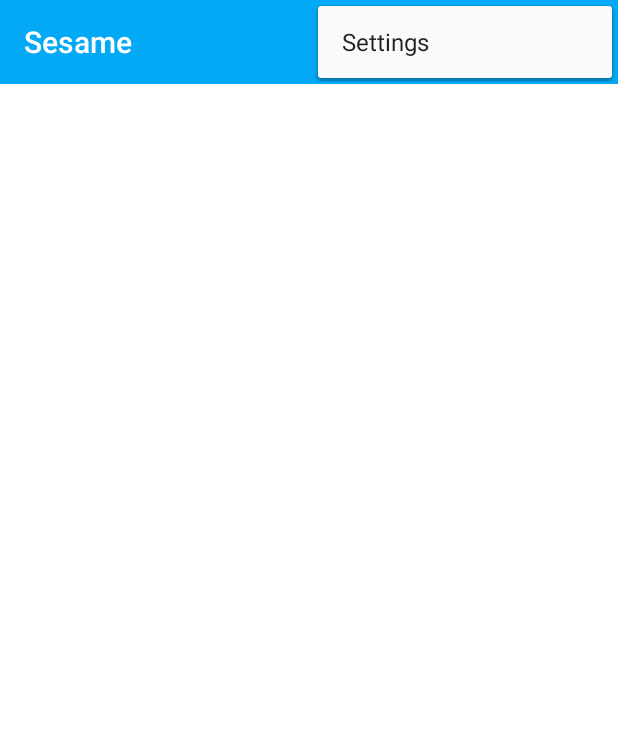
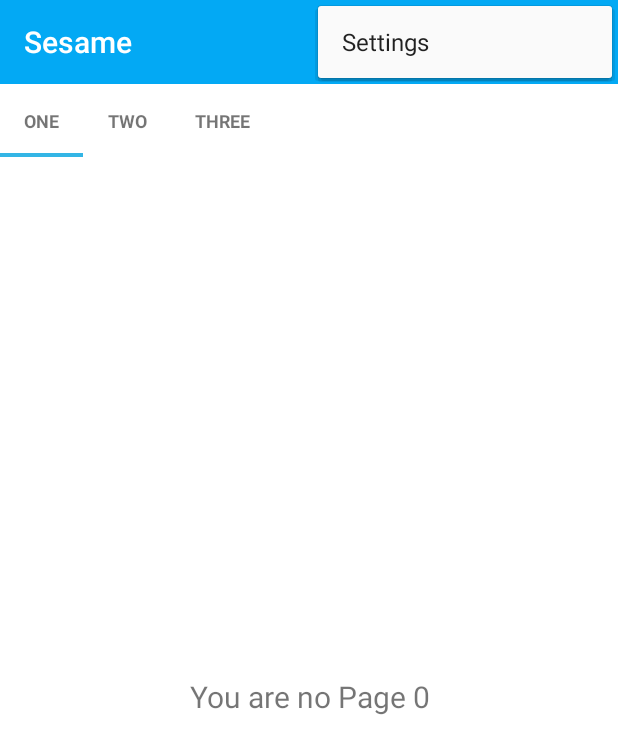
Before and after one commit to serence/Serence, an Android app: the screen it shows after launch (MainActivity), with the options menu open, on a phone screen of 412 x 824 dp. Shown: the top 754 px of the screen. Run offline under Robolectric (Android 15) with nearby library versions, the phone set to English and light mode, and no system bars; 2 statements that could not run were skipped.

Commit message:
Added Sliding Tabs Layout

```diff
--- a/app/src/main/java/org/nganga/sesame/MainActivity.java
+++ b/app/src/main/java/org/nganga/sesame/MainActivity.java
@@ -1,18 +1,32 @@
 package org.nganga.sesame;
 
 import android.content.Intent;
+import android.support.annotation.Nullable;
+import android.support.v4.app.Fragment;
+import android.support.v4.app.FragmentManager;
+import android.support.v4.app.FragmentPagerAdapter;
+import android.support.v4.view.ViewPager;
 import android.support.v4.widget.DrawerLayout;
 import android.support.v7.app.ActionBarActivity;
 import android.os.Bundle;
 import android.support.v7.widget.Toolbar;
+import android.view.LayoutInflater;
 import android.view.Menu;
 import android.view.MenuItem;
 import android.view.View;
+import android.view.ViewGroup;
+import android.widget.TextView;
+
+import org.nganga.sesame.tabs.SlidingTabLayout;
 
 
 public class MainActivity extends ActionBarActivity  {
 
     private Toolbar toolbar;
+
+    private SlidingTabLayout mTabs;
+    private ViewPager mPager;
+    String[] tabs;
 
     @Override
     protected void onCreate(Bundle savedInstanceState) {
@@ -24,7 +38,12 @@ public class MainActivity extends ActionBarActivity  {
 
         getSupportActionBar().setDisplayShowHomeEnabled(true);
         NavigationDrawerFragment drawerFragment = (NavigationDrawerFragment) getFragmentManager().findFragmentById(R.id.fragment_navigation_drawer);
-        drawerFragment.setUp(R.id.fragment_navigation_drawer, (DrawerLayout) findViewById(R.id.drawerLayout), toolbar);
+        drawerFragment.setUp(R.id.fragment_navigation_drawer, (DrawerLayout) findViewById(R.id.drawer_layout), toolbar);
+
+        mPager = (ViewPager) findViewById(R.id.viewPager);
+        mPager.setAdapter(new MyPagerAdapter(getSupportFragmentManager()));
+        mTabs = (SlidingTabLayout) findViewById(R.id.tabs);
+        mTabs.setViewPager(mPager);
     }
 
     @Override
@@ -55,4 +74,54 @@ public class MainActivity extends ActionBarActivity  {
     }
 
 
+    class MyPagerAdapter extends FragmentPagerAdapter {
+
+        public MyPagerAdapter(FragmentManager fm) {
+            super(fm);
+            tabs = getResources().getStringArray(R.array.tabs);
+
+        }
+
+        @Override
+        public Fragment getItem(int position) {
+            MyFragment myFragment = MyFragment.getInstance(position);
+            return myFragment;
+        }
+
+        @Override
+        public CharSequence getPageTitle(int position) {
+            return tabs[position];
+        }
+
+        @Override
+        public int getCount() {
+            return 3;
+        }
+    }
+
+    public static class MyFragment extends Fragment{
+
+        public static MyFragment getInstance(int position){
+            MyFragment myFragment = new MyFragment();
+            Bundle args = new Bundle();
+            args.putInt("position", position);
+            myFragment.setArguments(args);
+            return myFragment;
+        }
+
+        @Override
+        public View onCreateView(LayoutInflater inflater, ViewGroup container, Bundle savedInstanceState) {
+
+            View layout = inflater.inflate(R.layout.my_fragment, container, false);
+            TextView textView = (TextView) layout.findViewById(R.id.tabFragmentText);
+            Bundle bundle = getArguments();
+
+            if (bundle != null) {
+
+                textView.setText("You are no Page " + bundle.getInt("position"));
+            }
+
+            return layout;
+        }
+    }
 }
--- /dev/null
+++ b/app/src/main/java/org/nganga/sesame/tabs/SlidingTabLayout.java
@@ -0,0 +1,309 @@
+package org.nganga.sesame.tabs;
+
+/**
+ * Created by nganga on 9/22/15.
+ */
+import android.content.Context;
+import android.graphics.Typeface;
+import android.os.Build;
+import android.support.v4.view.PagerAdapter;
+import android.support.v4.view.ViewPager;
+import android.util.AttributeSet;
+import android.util.SparseArray;
+import android.util.TypedValue;
+import android.view.Gravity;
+import android.view.LayoutInflater;
+import android.view.View;
+import android.view.ViewGroup;
+import android.widget.HorizontalScrollView;
+import android.widget.LinearLayout;
+import android.widget.TextView;
+
+/**
+ * To be used with ViewPager to provide a tab indicator component which give constant feedback as to
+ * the user's scroll progress.
+ * <p>
+ * To use the component, simply add it to your view hierarchy. Then in your
+ * {@link android.app.Activity} or {@link android.support.v4.app.Fragment} call
+ * {@link #setViewPager(ViewPager)} providing it the ViewPager this layout is being used for.
+ * <p>
+ * The colors can be customized in two ways. The first and simplest is to provide an array of colors
+ * via {@link #setSelectedIndicatorColors(int...)}. The
+ * alternative is via the {@link TabColorizer} interface which provides you complete control over
+ * which color is used for any individual position.
+ * <p>
+ * The views used as tabs can be customized by calling {@link #setCustomTabView(int, int)},
+ * providing the layout ID of your custom layout.
+ */
+public class SlidingTabLayout extends HorizontalScrollView {
+    /**
+     * Allows complete control over the colors drawn in the tab layout. Set with
+     * {@link #setCustomTabColorizer(TabColorizer)}.
+     */
+    public interface TabColorizer {
+
+        /**
+         * @return return the color of the indicator used when {@code position} is selected.
+         */
+        int getIndicatorColor(int position);
+
+    }
+
+    private static final int TITLE_OFFSET_DIPS = 24;
+    private static final int TAB_VIEW_PADDING_DIPS = 16;
+    private static final int TAB_VIEW_TEXT_SIZE_SP = 12;
+
+    private int mTitleOffset;
+
+    private int mTabViewLayoutId;
+    private int mTabViewTextViewId;
+    private boolean mDistributeEvenly;
+
+    private ViewPager mViewPager;
+    private SparseArray<String> mContentDescriptions = new SparseArray<String>();
+    private ViewPager.OnPageChangeListener mViewPagerPageChangeListener;
+
+    private final SlidingTabStrip mTabStrip;
+
+    public SlidingTabLayout(Context context) {
+        this(context, null);
+    }
+
+    public SlidingTabLayout(Context context, AttributeSet attrs) {
+        this(context, attrs, 0);
+    }
+
+    public SlidingTabLayout(Context context, AttributeSet attrs, int defStyle) {
+        super(context, attrs, defStyle);
+
+        // Disable the Scroll Bar
+        setHorizontalScrollBarEnabled(false);
+        // Make sure that the Tab Strips fills this View
+        setFillViewport(true);
+
+        mTitleOffset = (int) (TITLE_OFFSET_DIPS * getResources().getDisplayMetrics().density);
+
+        mTabStrip = new SlidingTabStrip(context);
+        addView(mTabStrip, LayoutParams.MATCH_PARENT, LayoutParams.WRAP_CONTENT);
+    }
+
+    /**
+     * Set the custom {@link TabColorizer} to be used.
+     *
+     * If you only require simple custmisation then you can use
+     * {@link #setSelectedIndicatorColors(int...)} to achieve
+     * similar effects.
+     */
+    public void setCustomTabColorizer(TabColorizer tabColorizer) {
+        mTabStrip.setCustomTabColorizer(tabColorizer);
+    }
+
+    public void setDistributeEvenly(boolean distributeEvenly) {
+        mDistributeEvenly = distributeEvenly;
+    }
+
+    /**
+     * Sets the colors to be used for indicating the selected tab. These colors are treated as a
+     * circular array. Providing one color will mean that all tabs are indicated with the same color.
+     */
+    public void setSelectedIndicatorColors(int... colors) {
+        mTabStrip.setSelectedIndicatorColors(colors);
+    }
+
+    /**
+     * Set the {@link ViewPager.OnPageChangeListener}. When using {@link SlidingTabLayout} you are
+     * required to set any {@link ViewPager.OnPageChangeListener} through this method. This is so
+     * that the layout can update it's scroll position correctly.
+     *
+     * @see ViewPager#setOnPageChangeListener(ViewPager.OnPageChangeListener)
+     */
+    public void setOnPageChangeListener(ViewPager.OnPageChangeListener listener) {
+        mViewPagerPageChangeListener = listener;
+    }
+
+    /**
+     * Set the custom layout to be inflated for the tab views.
+     *
+     * @param layoutResId Layout id to be inflated
+     * @param textViewId id of the {@link TextView} in the inflated view
+     */
+    public void setCustomTabView(int layoutResId, int textViewId) {
+        mTabViewLayoutId = layoutResId;
+        mTabViewTextViewId = textViewId;
+    }
+
+    /**
+     * Sets the associated view pager. Note that the assumption here is that the pager content
+     * (number of tabs and tab titles) does not change after this call has been made.
+     */
+    public void setViewPager(ViewPager viewPager) {
+        mTabStrip.removeAllViews();
+
+        mViewPager = viewPager;
+        if (viewPager != null) {
+            viewPager.setOnPageChangeListener(new InternalViewPagerListener());
+            populateTabStrip();
+        }
+    }
+
+    /**
+     * Create a default view to be used for tabs. This is called if a custom tab view is not set via
+     * {@link #setCustomTabView(int, int)}.
+     */
+    protected TextView createDefaultTabView(Context context) {
+        TextView textView = new TextView(context);
+        textView.setGravity(Gravity.CENTER);
+        textView.setTextSize(TypedValue.COMPLEX_UNIT_SP, TAB_VIEW_TEXT_SIZE_SP);
+        textView.setTypeface(Typeface.DEFAULT_BOLD);
+        textView.setLayoutParams(new LinearLayout.LayoutParams(
+                ViewGroup.LayoutParams.WRAP_CONTENT, ViewGroup.LayoutParams.WRAP_CONTENT));
+
+        TypedValue outValue = new TypedValue();
+        getContext().getTheme().resolveAttribute(android.R.attr.selectableItemBackground,
+                outValue, true);
+        textView.setBackgroundResource(outValue.resourceId);
+        textView.setAllCaps(true);
+
+        int padding = (int) (TAB_VIEW_PADDING_DIPS * getResources().getDisplayMetrics().density);
+        textView.setPadding(padding, padding, padding, padding);
+
+        return textView;
+    }
+
+    private void populateTabStrip() {
+        final PagerAdapter adapter = mViewPager.getAdapter();
+        final View.OnClickListener tabClickListener = new TabClickListener();
+
+        for (int i = 0; i < adapter.getCount(); i++) {
+            View tabView = null;
+            TextView tabTitleView = null;
+
+            if (mTabViewLayoutId != 0) {
+                // If there is a custom tab view layout id set, try and inflate it
+                tabView = LayoutInflater.from(getContext()).inflate(mTabViewLayoutId, mTabStrip,
+                        false);
+                tabTitleView = (TextView) tabView.findViewById(mTabViewTextViewId);
+            }
+
+            if (tabView == null) {
+                tabView = createDefaultTabView(getContext());
+            }
+
+            if (tabTitleView == null && TextView.class.isInstance(tabView)) {
+                tabTitleView = (TextView) tabView;
+            }
+
+            if (mDistributeEvenly) {
+                LinearLayout.LayoutParams lp = (LinearLayout.LayoutParams) tabView.getLayoutParams();
+                lp.width = 0;
+                lp.weight = 1;
+            }
+
+            tabTitleView.setText(adapter.getPageTitle(i));
+            tabView.setOnClickListener(tabClickListener);
+            String desc = mContentDescriptions.get(i, null);
+            if (desc != null) {
+                tabView.setContentDescription(desc);
+            }
+
+            mTabStrip.addView(tabView);
+            if (i == mViewPager.getCurrentItem()) {
+                tabView.setSelected(true);
+            }
+        }
+    }
+
+    public void setContentDescription(int i, String desc) {
+        mContentDescriptions.put(i, desc);
+    }
+
+    @Override
+    protected void onAttachedToWindow() {
+        super.onAttachedToWindow();
+
+        if (mViewPager != null) {
+            scrollToTab(mViewPager.getCurrentItem(), 0);
+        }
+    }
+
+    private void scrollToTab(int tabIndex, int positionOffset) {
+        final int tabStripChildCount = mTabStrip.getChildCount();
+        if (tabStripChildCount == 0 || tabIndex < 0 || tabIndex >= tabStripChildCount) {
+            return;
+        }
+
+        View selectedChild = mTabStrip.getChildAt(tabIndex);
+        if (selectedChild != null) {
+            int targetScrollX = selectedChild.getLeft() + positionOffset;
+
+            if (tabIndex > 0 || positionOffset > 0) {
+                // If we're not at the first child and are mid-scroll, make sure we obey the offset
+                targetScrollX -= mTitleOffset;
+            }
+
+            scrollTo(targetScrollX, 0);
+        }
+    }
+
+    private class InternalViewPagerListener implements ViewPager.OnPageChangeListener {
+        private int mScrollState;
+
+        @Override
+        public void onPageScrolled(int position, float positionOffset, int positionOffsetPixels) {
+            int tabStripChildCount = mTabStrip.getChildCount();
+            if ((tabStripChildCount == 0) || (position < 0) || (position >= tabStripChildCount)) {
+                return;
+            }
+
+            mTabStrip.onViewPagerPageChanged(position, positionOffset);
+
+            View selectedTitle = mTabStrip.getChildAt(position);
+            int extraOffset = (selectedTitle != null)
+                    ? (int) (positionOffset * selectedTitle.getWidth())
+                    : 0;
+            scrollToTab(position, extraOffset);
+
+            if (mViewPagerPageChangeListener != null) {
+                mViewPagerPageChangeListener.onPageScrolled(position, positionOffset,
+                        positionOffsetPixels);
+            }
+        }
+
+        @Override
+        public void onPageScrollStateChanged(int state) {
+            mScrollState = state;
+
+            if (mViewPagerPageChangeListener != null) {
+                mViewPagerPageChangeListener.onPageScrollStateChanged(state);
+            }
+        }
+
+        @Override
+        public void onPageSelected(int position) {
+            if (mScrollState == ViewPager.SCROLL_STATE_IDLE) {
+                mTabStrip.onViewPagerPageChanged(position, 0f);
+                scrollToTab(position, 0);
+            }
+            for (int i = 0; i < mTabStrip.getChildCount(); i++) {
+                mTabStrip.getChildAt(i).setSelected(position == i);
+            }
+            if (mViewPagerPageChangeListener != null) {
+                mViewPagerPageChangeListener.onPageSelected(position);
+            }
+        }
+
+    }
+
+    private class TabClickListener implements View.OnClickListener {
+        @Override
+        public void onClick(View v) {
+            for (int i = 0; i < mTabStrip.getChildCount(); i++) {
+                if (v == mTabStrip.getChildAt(i)) {
+                    mViewPager.setCurrentItem(i);
+                    return;
+                }
+            }
+        }
+    }
+
+}
--- /dev/null
+++ b/app/src/main/java/org/nganga/sesame/tabs/SlidingTabStrip.java
@@ -0,0 +1,155 @@
+package org.nganga.sesame.tabs;
+
+/**
+ * Created by nganga on 9/22/15.
+ */
+import android.R;
+import android.content.Context;
+import android.graphics.Canvas;
+import android.graphics.Color;
+import android.graphics.Paint;
+import android.util.AttributeSet;
+import android.util.TypedValue;
+import android.view.View;
+import android.widget.LinearLayout;
+
+class SlidingTabStrip extends LinearLayout {
+
+    private static final int DEFAULT_BOTTOM_BORDER_THICKNESS_DIPS = 0;
+    private static final byte DEFAULT_BOTTOM_BORDER_COLOR_ALPHA = 0x26;
+    private static final int SELECTED_INDICATOR_THICKNESS_DIPS = 3;
+    private static final int DEFAULT_SELECTED_INDICATOR_COLOR = 0xFF33B5E5;
+
+    private final int mBottomBorderThickness;
+    private final Paint mBottomBorderPaint;
+
+    private final int mSelectedIndicatorThickness;
+    private final Paint mSelectedIndicatorPaint;
+
+    private final int mDefaultBottomBorderColor;
+
+    private int mSelectedPosition;
+    private float mSelectionOffset;
+
+    private SlidingTabLayout.TabColorizer mCustomTabColorizer;
+    private final SimpleTabColorizer mDefaultTabColorizer;
+
+    SlidingTabStrip(Context context) {
+        this(context, null);
+    }
+
+    SlidingTabStrip(Context context, AttributeSet attrs) {
+        super(context, attrs);
+        setWillNotDraw(false);
+
+        final float density = getResources().getDisplayMetrics().density;
+
+        TypedValue outValue = new TypedValue();
+        context.getTheme().resolveAttribute(R.attr.colorForeground, outValue, true);
+        final int themeForegroundColor =  outValue.data;
+
+        mDefaultBottomBorderColor = setColorAlpha(themeForegroundColor,
+                DEFAULT_BOTTOM_BORDER_COLOR_ALPHA);
+
+        mDefaultTabColorizer = new SimpleTabColorizer();
+        mDefaultTabColorizer.setIndicatorColors(DEFAULT_SELECTED_INDICATOR_COLOR);
+
+        mBottomBorderThickness = (int) (DEFAULT_BOTTOM_BORDER_THICKNESS_DIPS * density);
+        mBottomBorderPaint = new Paint();
+        mBottomBorderPaint.setColor(mDefaultBottomBorderColor);
+
+        mSelectedIndicatorThickness = (int) (SELECTED_INDICATOR_THICKNESS_DIPS * density);
+        mSelectedIndicatorPaint = new Paint();
+    }
+
+    void setCustomTabColorizer(SlidingTabLayout.TabColorizer customTabColorizer) {
+        mCustomTabColorizer = customTabColorizer;
+        invalidate();
+    }
+
+    void setSelectedIndicatorColors(int... colors) {
+        // Make sure that the custom colorizer is removed
+        mCustomTabColorizer = null;
+        mDefaultTabColorizer.setIndicatorColors(colors);
+        invalidate();
+    }
+
+    void onViewPagerPageChanged(int position, float positionOffset) {
+        mSelectedPosition = position;
+        mSelectionOffset = positionOffset;
+        invalidate();
+    }
+
+    @Override
+    protected void onDraw(Canvas canvas) {
+        final int height = getHeight();
+        final int childCount = getChildCount();
+        final SlidingTabLayout.TabColorizer tabColorizer = mCustomTabColorizer != null
+                ? mCustomTabColorizer
+                : mDefaultTabColorizer;
+
+        // Thick colored underline below the current selection
+        if (childCount > 0) {
+            View selectedTitle = getChildAt(mSelectedPosition);
+            int left = selectedTitle.getLeft();
+            int right = selectedTitle.getRight();
+            int color = tabColorizer.getIndicatorColor(mSelectedPosition);
+
+            if (mSelectionOffset > 0f && mSelectedPosition < (getChildCount() - 1)) {
+                int nextColor = tabColorizer.getIndicatorColor(mSelectedPosition + 1);
+                if (color != nextColor) {
+                    color = blendColors(nextColor, color, mSelectionOffset);
+                }
+
+                // Draw the selection partway between the tabs
+                View nextTitle = getChildAt(mSelectedPosition + 1);
+                left = (int) (mSelectionOffset * nextTitle.getLeft() +
+                        (1.0f - mSelectionOffset) * left);
+                right = (int) (mSelectionOffset * nextTitle.getRight() +
+                        (1.0f - mSelectionOffset) * right);
+            }
+
+            mSelectedIndicatorPaint.setColor(color);
+
+            canvas.drawRect(left, height - mSelectedIndicatorThickness, right,
+                    height, mSelectedIndicatorPaint);
+        }
+
+        // Thin underline along the entire bottom edge
+        canvas.drawRect(0, height - mBottomBorderThickness, getWidth(), height, mBottomBorderPaint);
+    }
+
+    /**
+     * Set the alpha value of the {@code color} to be the given {@code alpha} value.
+     */
+    private static int setColorAlpha(int color, byte alpha) {
+        return Color.argb(alpha, Color.red(color), Color.green(color), Color.blue(color));
+    }
+
+    /**
+     * Blend {@code color1} and {@code color2} using the given ratio.
+     *
+     * @param ratio of which to blend. 1.0 will return {@code color1}, 0.5 will give an even blend,
+     *              0.0 will return {@code color2}.
+     */
+    private static int blendColors(int color1, int color2, float ratio) {
+        final float inverseRation = 1f - ratio;
+        float r = (Color.red(color1) * ratio) + (Color.red(color2) * inverseRation);
+        float g = (Color.green(color1) * ratio) + (Color.green(color2) * inverseRation);
+        float b = (Color.blue(color1) * ratio) + (Color.blue(color2) * inverseRation);
+        return Color.rgb((int) r, (int) g, (int) b);
+    }
+
+    private static class SimpleTabColorizer implements SlidingTabLayout.TabColorizer {
+        private int[] mIndicatorColors;
+
+        @Override
+        public final int getIndicatorColor(int position) {
+            return mIndicatorColors[position % mIndicatorColors.length];
+        }
+
+        void setIndicatorColors(int... colors) {
+            mIndicatorColors = colors;
+        }
+    }
+}
--- a/app/src/main/res/layout/activity_main.xml
+++ b/app/src/main/res/layout/activity_main.xml
@@ -1,24 +1,41 @@
 <?xml version="1.0" encoding="utf-8"?>
-<LinearLayout xmlns:android="http://schemas.android.com/apk/res/android"
+<android.support.v4.widget.DrawerLayout xmlns:android="http://schemas.android.com/apk/res/android"
+    xmlns:app="http://schemas.android.com/apk/res-auto"
     xmlns:tools="http://schemas.android.com/tools"
-    xmlns:app="http://schemas.android.com/apk/res-auto"
-    android:orientation="vertical" android:layout_width="match_parent"
+    android:id="@+id/drawer_layout"
+    android:layout_width="match_parent"
     android:layout_height="match_parent">
 
-    <include
-        android:id="@+id/app_bar"
-        layout="@layout/app_bar" />
 
-    <android.support.v4.widget.DrawerLayout
-        android:id="@+id/drawerLayout"
+    <LinearLayout xmlns:android="http://schemas.android.com/apk/res/android"
         android:layout_width="match_parent"
-        android:layout_height="match_parent">
+        android:layout_height="match_parent"
+        android:orientation="vertical">
 
-        <FrameLayout
+    <LinearLayout
+        android:id="@+id/container_app_bar"
+        android:layout_width="match_parent"
+        android:layout_height="wrap_content"
+        android:orientation="vertical">
+
+        <include
+            android:id="@+id/app_bar"
+            layout="@layout/app_bar" />
+
+        <org.nganga.sesame.tabs.SlidingTabLayout
+            android:id="@+id/tabs"
             android:layout_width="match_parent"
-            android:layout_height="match_parent"
-            tools:context=".MainActivity">
-        </FrameLayout>
+            android:layout_height="wrap_content"/>
+
+    </LinearLayout>
+
+
+        <android.support.v4.view.ViewPager
+            android:id="@+id/viewPager"
+            android:layout_width="match_parent"
+            android:layout_height="0dp"
+            android:layout_weight="1" />
+    </LinearLayout>
 
         <fragment
             android:id="@+id/fragment_navigation_drawer"
@@ -28,9 +45,6 @@
             app:layout="@layout/fragment_navigation_drawer"
             android:name="org.nganga.sesame.NavigationDrawerFragment"
             tools:layout="@layout/fragment_navigation_drawer" />
-        />
 
 
-    </android.support.v4.widget.DrawerLayout>
-
-</LinearLayout>
+</android.support.v4.widget.DrawerLayout>
--- /dev/null
+++ b/app/src/main/res/layout/my_fragment.xml
@@ -0,0 +1,12 @@
+<?xml version="1.0" encoding="utf-8"?>
+<TextView
+    xmlns:android="http://schemas.android.com/apk/res/android"
+    android:id="@+id/tabFragmentText"
+    android:text="Hello Mortal"
+    android:gravity="center"
+    android:orientation="vertical"
+    android:textSize="20sp"
+    android:layout_width="match_parent"
+    android:layout_height="match_parent">
+
+</TextView>
--- a/app/src/main/res/values/strings.xml
+++ b/app/src/main/res/values/strings.xml
@@ -8,6 +8,10 @@
     <string name="drawer_open">Open</string>
     <string name="drawer_close">Profile</string>
 
-<!-- TODO: Remove or change this placeholder text -->
-    <string name="hello_blank_fragment">Hello blank fragment</string>
+    <string-array name="tabs">
+        <item>ONE</item>
+        <item>TWO</item>
+        <item>THREE</item>
+    </string-array>
+
 </resources>
```
